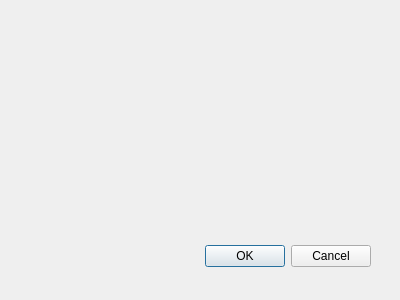
Before: the Qt Designer form forms/bookdialog.ui in umustdye/Book-Worms, drawn with Qt 5.
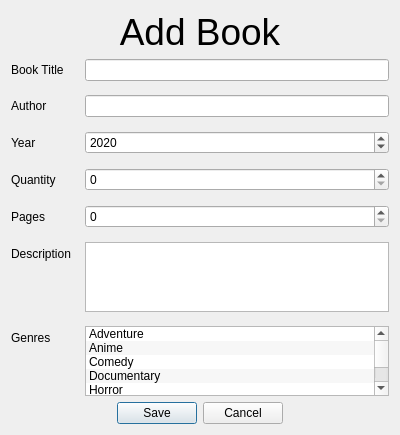
After: the same form once the commit is applied.

Commit message: Updated book dialog ui

What changed in the file:
```diff
--- a/forms/bookdialog.ui
+++ b/forms/bookdialog.ui
@@ -9,28 +9,172 @@
     <x>0</x>
     <y>0</y>
     <width>400</width>
-    <height>300</height>
+    <height>435</height>
    </rect>
   </property>
   <property name="windowTitle">
    <string>Dialog</string>
   </property>
-  <widget class="QDialogButtonBox" name="buttonBox">
-   <property name="geometry">
-    <rect>
-     <x>30</x>
-     <y>240</y>
-     <width>341</width>
-     <height>32</height>
-    </rect>
-   </property>
-   <property name="orientation">
-    <enum>Qt::Horizontal</enum>
-   </property>
-   <property name="standardButtons">
-    <set>QDialogButtonBox::Cancel|QDialogButtonBox::Ok</set>
-   </property>
-  </widget>
+  <layout class="QVBoxLayout" name="verticalLayout">
+   <item>
+    <widget class="QLabel" name="titleLabel">
+     <property name="font">
+      <font>
+       <pointsize>28</pointsize>
+      </font>
+     </property>
+     <property name="text">
+      <string>Add Book</string>
+     </property>
+     <property name="alignment">
+      <set>Qt::AlignCenter</set>
+     </property>
+    </widget>
+   </item>
+   <item>
+    <layout class="QFormLayout" name="formLayout">
+     <property name="horizontalSpacing">
+      <number>14</number>
+     </property>
+     <property name="verticalSpacing">
+      <number>14</number>
+     </property>
+     <item row="0" column="0">
+      <widget class="QLabel" name="label">
+       <property name="text">
+        <string>Book Title</string>
+       </property>
+      </widget>
+     </item>
+     <item row="0" column="1">
+      <widget class="QLineEdit" name="bookTitle"/>
+     </item>
+     <item row="1" column="0">
+      <widget class="QLabel" name="label_5">
+       <property name="text">
+        <string>Author</string>
+       </property>
+      </widget>
+     </item>
+     <item row="1" column="1">
+      <widget class="QLineEdit" name="bookAuthor"/>
+     </item>
+     <item row="2" column="0">
+      <widget class="QLabel" name="label_4">
+       <property name="text">
+        <string>Year</string>
+       </property>
+      </widget>
+     </item>
+     <item row="2" column="1">
+      <widget class="QSpinBox" name="bookYearSpinbox">
+       <property name="minimum">
+        <number>1900</number>
+       </property>
+       <property name="maximum">
+        <number>2100</number>
+       </property>
+       <property name="value">
+        <number>2020</number>
+       </property>
+      </widget>
+     </item>
+     <item row="3" column="0">
+      <widget class="QLabel" name="label_2">
+       <property name="text">
+        <string>Quantity</string>
+       </property>
+      </widget>
+     </item>
+     <item row="3" column="1">
+      <widget class="QSpinBox" name="bookQuantitySpinbox"/>
+     </item>
+     <item row="4" column="0">
+      <widget class="QLabel" name="label_7">
+       <property name="text">
+        <string>Pages</string>
+       </property>
+      </widget>
+     </item>
+     <item row="4" column="1">
+      <widget class="QSpinBox" name="bookPagesSpinbox"/>
+     </item>
+     <item row="5" column="0">
+      <widget class="QLabel" name="label_8">
+       <property name="text">
+        <string>Description</string>
+       </property>
+      </widget>
+     </item>
+     <item row="6" column="0">
+      <widget class="QLabel" name="label_3">
+       <property name="text">
+        <string>Genres</string>
+       </property>
+      </widget>
+     </item>
+     <item row="6" column="1">
+      <widget class="QListWidget" name="bookGenreList">
+       <property name="alternatingRowColors">
+        <bool>true</bool>
+       </property>
+       <property name="selectionMode">
+        <enum>QAbstractItemView::MultiSelection</enum>
+       </property>
+       <property name="spacing">
+        <number>3</number>
+       </property>
+       <property name="sortingEnabled">
+        <bool>true</bool>
+       </property>
+       <item>
+        <property name="text">
+         <string>Adventure</string>
+        </property>
+       </item>
+       <item>
+        <property name="text">
+         <string>Anime</string>
+        </property>
+       </item>
+       <item>
+        <property name="text">
+         <string>Comedy</string>
+        </property>
+       </item>
+       <item>
+        <property name="text">
+         <string>Documentary</string>
+        </property>
+       </item>
+       <item>
+        <property name="text">
+         <string>Horror</string>
+        </property>
+       </item>
+       <item>
+        <property name="text">
+         <string>Romance</string>
+        </property>
+       </item>
+      </widget>
+     </item>
+     <item row="5" column="1">
+      <widget class="QTextEdit" name="bookDescriptionTextEdit"/>
+     </item>
+    </layout>
+   </item>
+   <item>
+    <widget class="QDialogButtonBox" name="acceptButtonBox">
+     <property name="standardButtons">
+      <set>QDialogButtonBox::Cancel|QDialogButtonBox::Save</set>
+     </property>
+     <property name="centerButtons">
+      <bool>true</bool>
+     </property>
+    </widget>
+   </item>
+  </layout>
  </widget>
  <pixmapfunction/>
  <resources/>
```
Left out of the diff: 25 changed lines with no effect on the pictures.
